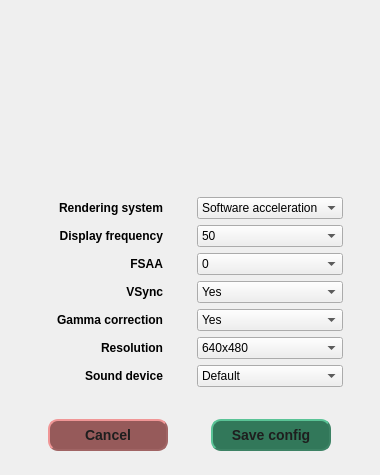
This is src/engine/resources_config_dialog/CbaZombieConfigDialog.ui in agudpp/CordobaZombie as Qt 5 draws it before an edit. The edited form follows.
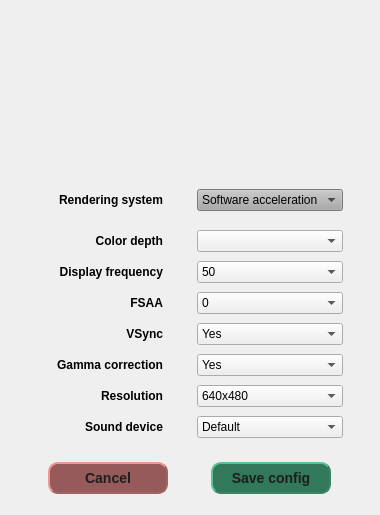
This is the edited form. Icons and pictures are not drawn.

Commit message: ResourcesConfigWindow: major updates, almost working now.

The edit to the form file:
```diff
--- a/src/engine/resources_config_dialog/CbaZombieConfigDialog.ui
+++ b/src/engine/resources_config_dialog/CbaZombieConfigDialog.ui
@@ -7,7 +7,7 @@
     <x>0</x>
     <y>0</y>
     <width>380</width>
-    <height>475</height>
+    <height>515</height>
    </rect>
   </property>
   <property name="sizePolicy">
@@ -19,13 +19,13 @@
   <property name="minimumSize">
    <size>
     <width>380</width>
-    <height>475</height>
+    <height>515</height>
    </size>
   </property>
   <property name="maximumSize">
    <size>
     <width>380</width>
-    <height>475</height>
+    <height>515</height>
    </size>
   </property>
   <property name="sizeIncrement">
@@ -43,7 +43,7 @@
   <property name="styleSheet">
    <string notr="true">background-image: url(/home/carlos/Dropbox/cordobazombie0.1/game/test/unittest/engine/CbaZombieConfigDialog_background);</string>
   </property>
-  <layout class="QVBoxLayout" name="verticalLayout_2">
+  <layout class="QVBoxLayout" name="verticalLayout">
    <item>
     <spacer name="verticalSpacer">
      <property name="orientation">
@@ -61,11 +61,6 @@
     </spacer>
    </item>
    <item>
-    <layout class="QVBoxLayout" name="verticalLayout" stretch="6,6,6,6,6,6,6">
-     <property name="spacing">
-      <number>6</number>
-     </property>
-     <item>
       <layout class="QHBoxLayout" name="horizontalLayout">
        <property name="spacing">
         <number>12</number>
@@ -133,6 +128,9 @@
          <property name="focusPolicy">
           <enum>Qt::NoFocus</enum>
          </property>
+       <property name="styleSheet">
+        <string notr="true">color:rgb(0,0,0);background:rgb(170,170,170);font:</string>
+       </property>
          <item>
           <property name="text">
            <string>Software acceleration</string>
@@ -152,6 +150,82 @@
        </item>
       </layout>
      </item>
+   <item>
+    <spacer name="verticalSpacer_3">
+     <property name="orientation">
+      <enum>Qt::Vertical</enum>
+     </property>
+     <property name="sizeType">
+      <enum>QSizePolicy::Fixed</enum>
+     </property>
+     <property name="sizeHint" stdset="0">
+      <size>
+       <width>20</width>
+       <height>10</height>
+      </size>
+     </property>
+    </spacer>
+   </item>
+   <item>
+    <layout class="QHBoxLayout" name="horizontalLayout_9">
+     <property name="spacing">
+      <number>12</number>
+     </property>
+     <property name="rightMargin">
+      <number>3</number>
+     </property>
+     <item>
+      <widget class="QLabel" name="label_8">
+       <property name="minimumSize">
+        <size>
+         <width>130</width>
+         <height>0</height>
+        </size>
+       </property>
+       <property name="maximumSize">
+        <size>
+         <width>130</width>
+         <height>16777215</height>
+        </size>
+       </property>
+       <property name="font">
+        <font>
+         <weight>75</weight>
+         <bold>true</bold>
+        </font>
+       </property>
+       <property name="styleSheet">
+        <string notr="true">background:transparent;</string>
+       </property>
+       <property name="text">
+        <string>Color depth</string>
+       </property>
+       <property name="alignment">
+        <set>Qt::AlignRight|Qt::AlignTrailing|Qt::AlignVCenter</set>
+       </property>
+      </widget>
+     </item>
+     <item>
+      <widget class="QComboBox" name="colorDepth">
+       <property name="minimumSize">
+        <size>
+         <width>146</width>
+         <height>0</height>
+        </size>
+       </property>
+       <property name="maximumSize">
+        <size>
+         <width>146</width>
+         <height>16777215</height>
+        </size>
+       </property>
+       <property name="cursor">
+        <cursorShape>PointingHandCursor</cursorShape>
+       </property>
+      </widget>
+     </item>
+    </layout>
+   </item>
      <item>
       <layout class="QHBoxLayout" name="horizontalLayout_4">
        <property name="spacing">
@@ -695,8 +769,6 @@
        </item>
       </layout>
      </item>
-    </layout>
-   </item>
    <item>
     <spacer name="verticalSpacer_2">
      <property name="orientation">
```
Left out of the diff: 3 changed lines with no effect on the pictures. Lines whose indentation alone changed are shown as unchanged. The commit also changes 4 other files.
